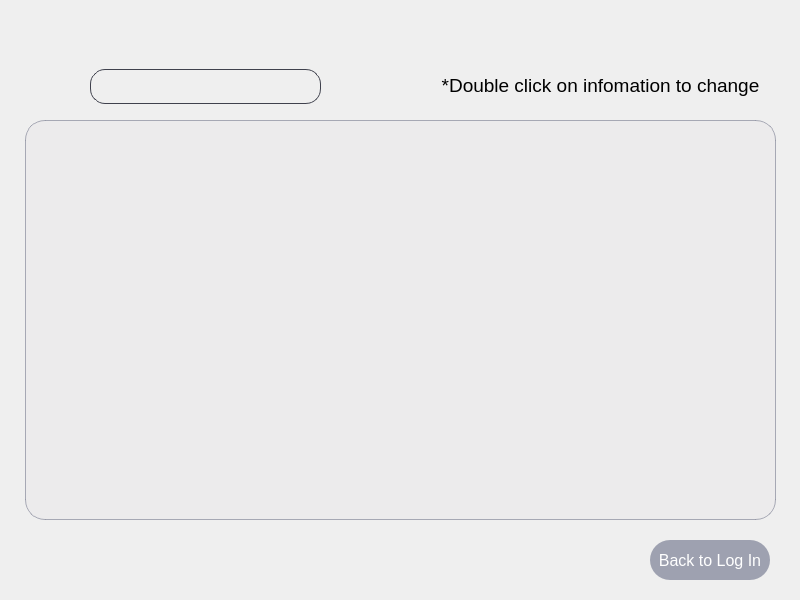
First picture: the form in administrator.ui, repository anton-ovod/CarRentalSystem, before the edit.
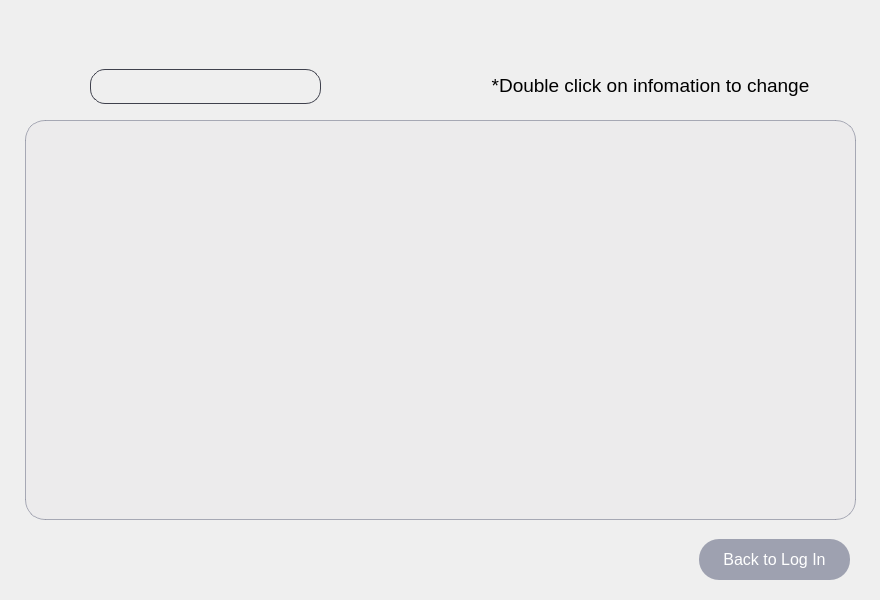
Second picture: the form after the edit. Icons and pictures are not drawn.

Diff of the .ui file:
```diff
--- a/administrator.ui
+++ b/administrator.ui
@@ -6,7 +6,7 @@
    <rect>
     <x>0</x>
     <y>0</y>
-    <width>800</width>
+    <width>880</width>
     <height>600</height>
    </rect>
   </property>
@@ -36,13 +36,13 @@
     <rect>
      <x>25</x>
      <y>120</y>
-     <width>751</width>
+     <width>831</width>
      <height>400</height>
     </rect>
    </property>
    <property name="font">
     <font>
-     <pointsize>14</pointsize>
+     <pointsize>12</pointsize>
     </font>
    </property>
    <property name="cursor" stdset="0">
@@ -53,27 +53,49 @@
 border: 1px solid rgba(118, 122, 142, 153);
 background: rgba(224, 222, 225, 51);
 selection-background-color: rgba(136, 132, 159, 204);
-selection-color: rgb(248, 246, 250);
 border-radius: 20px;
+text-align: center;
 }
-
-QHeaderView::section {
-border-radius: 20px;
+QHeaderView::section{
 height: 30px;
 color: rgb(239, 238, 241);
 background: rgb(108, 104, 124);
-font-size: 15px;
+}
+QHeaderView::section:first
+{
+border-top-left-radius: 20px;
+}
+QHeaderView::section:last
+{
+border-top-right-radius: 20px;
+}
+QHeaderView{
+background-color: transparent;
+}
+
+QHeaderView::section:selected
+{
+background-color: rgb(108, 104, 124);
 }
 </string>
    </property>
+   <attribute name="horizontalHeaderHighlightSections">
+    <bool>false</bool>
+   </attribute>
+   <attribute name="verticalHeaderVisible">
+    <bool>false</bool>
+   </attribute>
+   <attribute name="verticalHeaderHighlightSections">
+    <bool>false</bool>
+   </attribute>
   </widget>
   <widget class="QPushButton" name="BackBtn">
    <property name="geometry">
     <rect>
-     <x>650</x>
-     <y>540</y>
-     <width>120</width>
-     <height>40</height>
+     <x>699</x>
+     <y>539</y>
+     <width>151</width>
+     <height>41</height>
     </rect>
    </property>
    <property name="minimumSize">
@@ -88,6 +110,11 @@
      <height>16777215</height>
     </size>
    </property>
+   <property name="font">
+    <font>
+     <pointsize>12</pointsize>
+    </font>
+   </property>
    <property name="cursor">
     <cursorShape>PointingHandCursor</cursorShape>
    </property>
@@ -95,7 +122,6 @@
     <string notr="true">QPushButton {
 background: rgba(124, 128, 149, 179);
 border-radius: 20px;
-font-size: 16px;
 color: white;
 }
 
@@ -136,10 +162,10 @@
   <widget class="QLabel" name="label">
    <property name="geometry">
     <rect>
-     <x>30</x>
-     <y>65</y>
-     <width>40</width>
-     <height>40</height>
+     <x>40</x>
+     <y>70</y>
+     <width>35</width>
+     <height>35</height>
     </rect>
    </property>
    <property name="text">
@@ -155,7 +181,7 @@
   <widget class="QLabel" name="label_2">
    <property name="geometry">
     <rect>
-     <x>400</x>
+     <x>450</x>
      <y>70</y>
      <width>401</width>
      <height>30</height>
```
Left out of the diff: 5 changed lines with no effect on the pictures.
